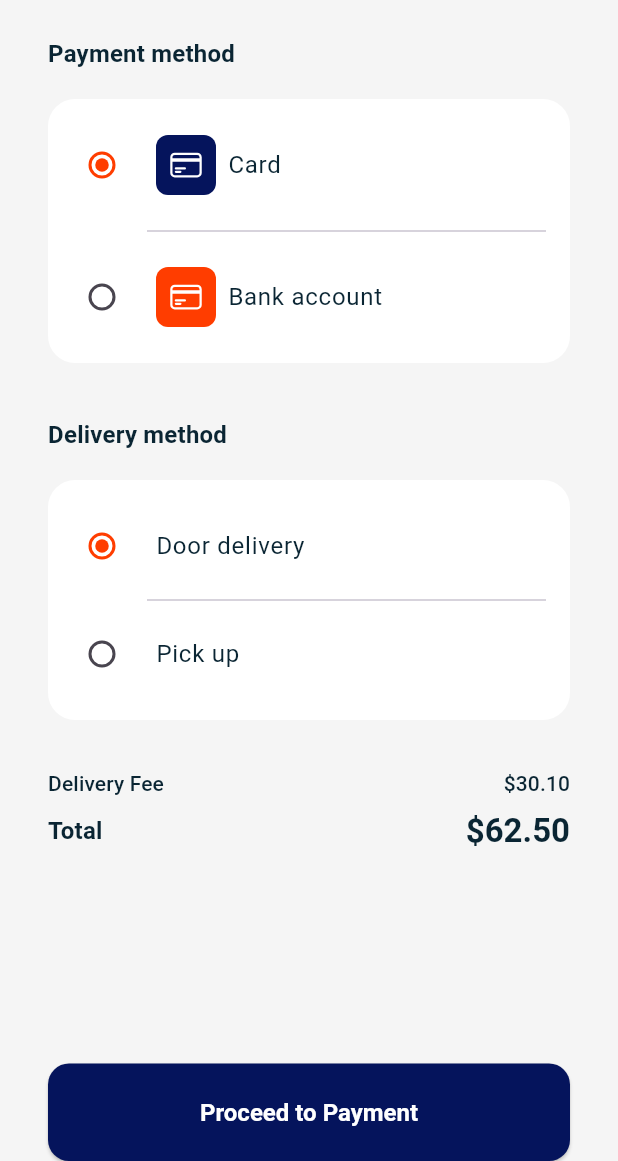
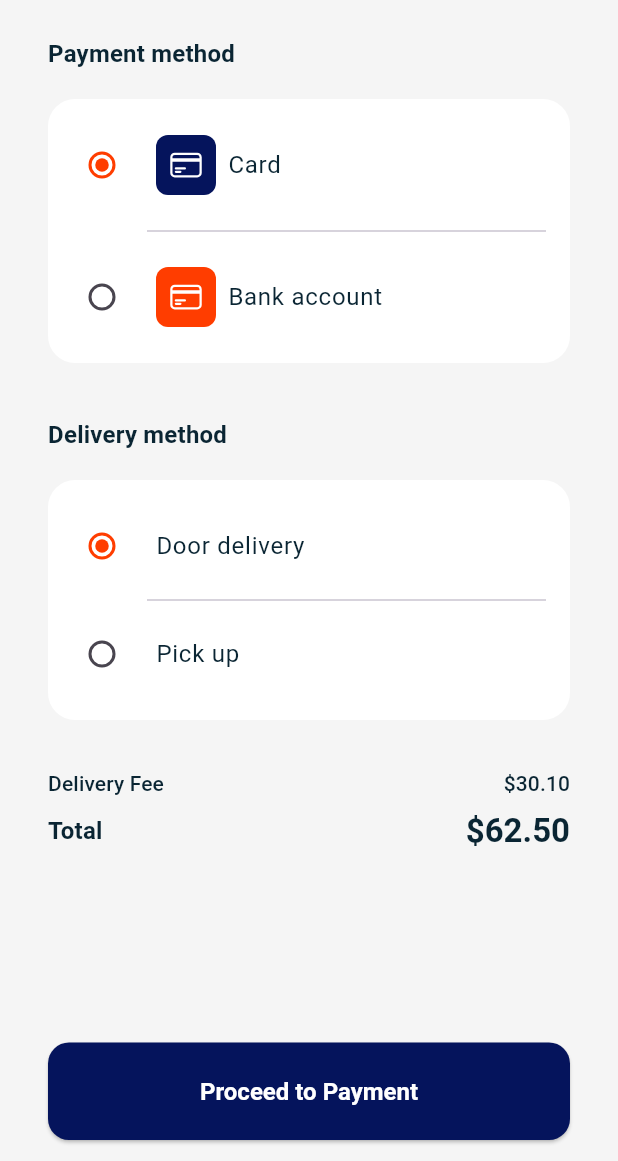
Before and after one commit to Jessepelumi/my_street_tab, a Flutter app: the Checkout screen opened directly, on a phone screen of 412 x 824 dp, the part 75-1236 px from its top. Run offline on Flutter 3.47's test engine with Material 3 defaults, Android fonts, the phone set to English and light mode, and no system bars; our stand-ins replace carousel_slider, flutter_svg, geolocator, get, get_storage, google_fonts and 2 more; accounts and stored records are empty.

Commit message:
added vertical padding to elevated button

```diff
--- a/lib/src/modules/views/users/cart/checkout.dart
+++ b/lib/src/modules/views/users/cart/checkout.dart
@@ -193,9 +193,12 @@ class Checkout extends StatelessWidget {
               ),
               SizedBox(
                 width: double.infinity,
-                child: ClientElevatedButton(
-                  buttonText: "Proceed to Payment",
-                  buttonAction: () => Get.to(() => const Congratulations()),
+                child: Padding(
+                  padding: const EdgeInsets.symmetric(vertical: smallMedium),
+                  child: ClientElevatedButton(
+                    buttonText: "Proceed to Payment",
+                    buttonAction: () => Get.to(() => const Congratulations()),
+                  ),
                 ),
               ),
             ],
```
